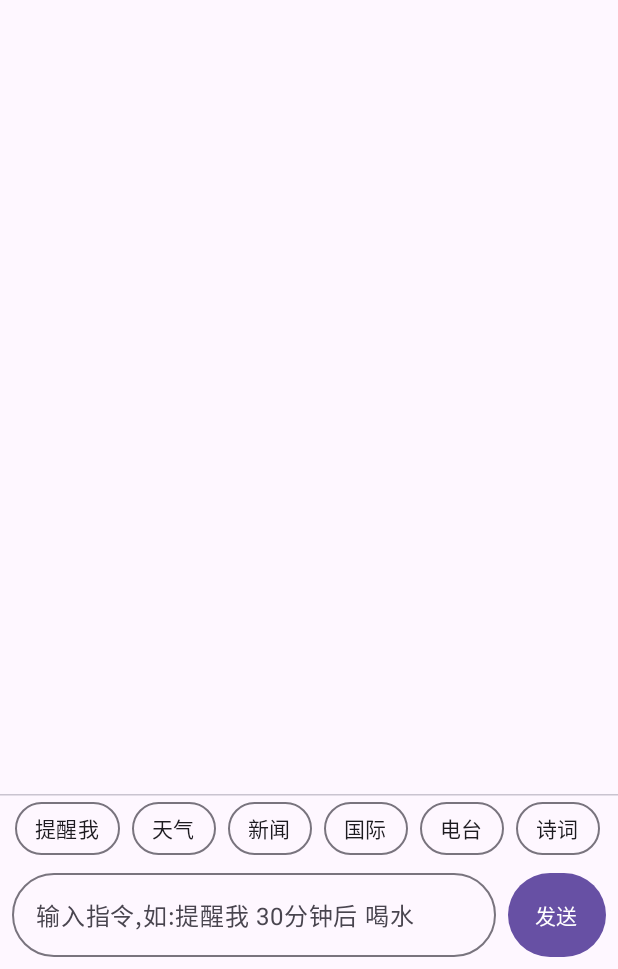
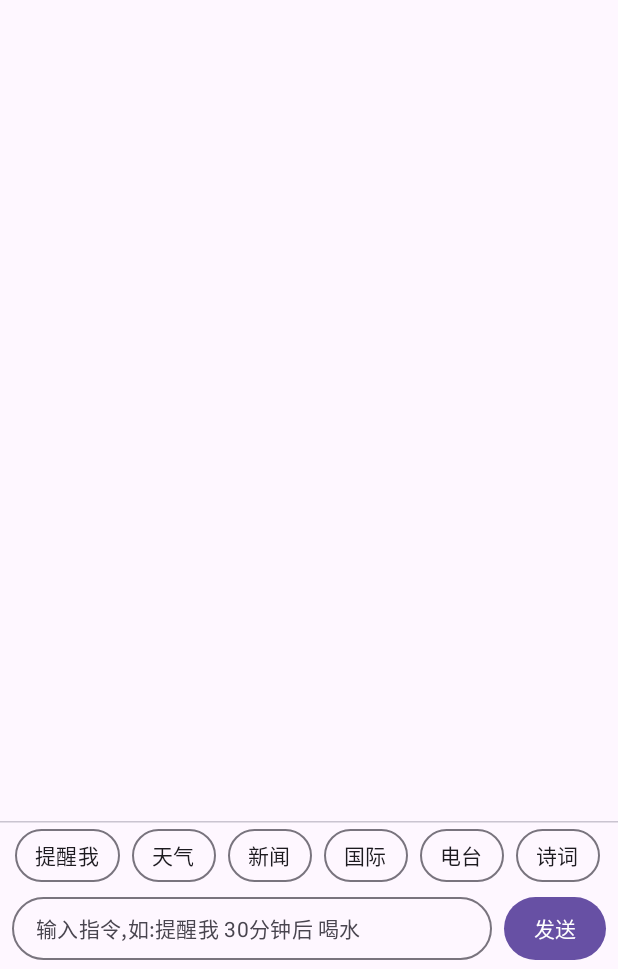
Before and after one commit to lucypanco/LPasistant, an Android app built with Jetpack Compose: the screen it shows after launch (MainActivity), on a phone screen of 412 x 824 dp, the part 267-1236 px from its top. Run offline under Robolectric (Android 15) with nearby library versions, the phone set to English and light mode, and no system bars; libraries missing offline, so code that uses them is left out: uniffi.lpasistant_core; missing, so only their content is drawn: AssistantTheme; 5 statements that could not run were skipped.

Commit message:
输入行重设计:BasicTextField描边胶囊(提示垂直居中)+发送键压扁胶囊(与快捷词条同款,42dp)
- 弃 OutlinedTextField+Button(内部min高度/触摸目标导致变形与不对齐)
- BasicTextField+decorationBox:Box CenterStart 保证提示/输入垂直居中
- 发送键 Surface+clickable+pressScale,与词条交互一致
- Placeholder 颜色 onSurfaceVariant,光标 primary

```diff
--- a/mobile/app/src/main/java/com/lenovo/lpasistant/ui/ChatScreen.kt
+++ b/mobile/app/src/main/java/com/lenovo/lpasistant/ui/ChatScreen.kt
@@ -4,11 +4,13 @@ import android.content.Context
 import android.widget.Toast
 import androidx.compose.foundation.BorderStroke
 import androidx.compose.foundation.ExperimentalFoundationApi
+import androidx.compose.foundation.border
 import androidx.compose.foundation.combinedClickable
 import androidx.compose.foundation.clickable
+import androidx.compose.foundation.text.BasicTextField
 import androidx.compose.foundation.layout.Arrangement
+import androidx.compose.foundation.layout.Box
 import androidx.compose.foundation.layout.Column
-import androidx.compose.foundation.layout.IntrinsicSize
 import androidx.compose.foundation.layout.PaddingValues
 import androidx.compose.foundation.layout.Row
 import androidx.compose.foundation.layout.Spacer
@@ -27,14 +29,12 @@ import androidx.compose.foundation.rememberScrollState
 import androidx.compose.foundation.horizontalScroll
 import androidx.compose.foundation.shape.RoundedCornerShape
 import androidx.compose.foundation.text.selection.SelectionContainer
-import androidx.compose.material3.Button
 import androidx.compose.material3.DropdownMenu
 import androidx.compose.material3.DropdownMenuItem
 import androidx.compose.material3.HorizontalDivider
 import androidx.compose.material3.Icon
 import androidx.compose.material3.IconButton
 import androidx.compose.material3.MaterialTheme
-import androidx.compose.material3.OutlinedTextField
 import androidx.compose.material3.Surface
 import androidx.compose.material3.Text
 import androidx.compose.material3.TextButton
@@ -49,6 +49,7 @@ import androidx.compose.runtime.setValue
 import androidx.compose.ui.Alignment
 import androidx.compose.ui.Modifier
 import androidx.compose.ui.graphics.Color
+import androidx.compose.ui.graphics.SolidColor
 import androidx.compose.ui.hapticfeedback.HapticFeedbackType
 import androidx.compose.ui.platform.LocalClipboardManager
 import androidx.compose.ui.platform.LocalConfiguration
@@ -330,28 +331,60 @@ fun ChatScreen(onOpenSettings: () -> Unit) {
                 }
             }
         }
-        // 输入行:IntrinsicSize 让发送键与输入框始终等高(多行输入时同步长高)
+        // 输入行:与快捷词条同款的描边胶囊(BasicTextField,提示/文字垂直居中)
+        // 发送键 = 同款压扁胶囊(压扁圆),整体高度 42dp
         Row(
             Modifier
                 .fillMaxWidth()
-                .padding(8.dp)
-                .height(IntrinsicSize.Min)
+                .padding(horizontal = 8.dp, vertical = 6.dp),
+            verticalAlignment = Alignment.CenterVertically
         ) {
-            OutlinedTextField(
+            BasicTextField(
                 value = input,
                 onValueChange = { input = it },
-                modifier = Modifier.weight(1f),
-                placeholder = { Text("输入指令,如:提醒我 30分钟后 喝水") },
-                maxLines = 4,
-                shape = RoundedCornerShape(percent = 50)
+                modifier = Modifier
+                    .weight(1f)
+                    .height(42.dp)
+                    .border(1.dp, MaterialTheme.colorScheme.outline, RoundedCornerShape(percent = 50))
+                    .padding(horizontal = 16.dp),
+                textStyle = MaterialTheme.typography.bodyMedium.copy(
+                    color = MaterialTheme.colorScheme.onSurface
+                ),
+                cursorBrush = SolidColor(MaterialTheme.colorScheme.primary),
+                singleLine = true,
+                decorationBox = { inner ->
+                    Box(Modifier.fillMaxHeight(), contentAlignment = Alignment.CenterStart) {
+                        if (input.isEmpty()) {
+                            Text(
+                                "输入指令,如:提醒我 30分钟后 喝水",
+                                style = MaterialTheme.typography.bodyMedium,
+                                color = MaterialTheme.colorScheme.onSurfaceVariant,
+                                maxLines = 1
+                            )
+                        }
+                        inner()
+                    }
+                }
             )
             Spacer(Modifier.width(8.dp))
-            Button(
-                onClick = { send(input) },
-                modifier = Modifier.fillMaxHeight(),
+            val sendPress = rememberPress()
+            Surface(
                 shape = RoundedCornerShape(percent = 50),
-                contentPadding = PaddingValues(horizontal = 18.dp, vertical = 8.dp)
-            ) { Text("发送") }
+                color = MaterialTheme.colorScheme.primary,
+                modifier = Modifier
+                    .height(42.dp)
+                    .pressScale(sendPress)
+                    .clickable(interactionSource = sendPress, indication = null) { send(input) }
+            ) {
+                Box(
+                    Modifier
+                        .fillMaxHeight()
+                        .padding(horizontal = 20.dp),
+                    contentAlignment = Alignment.Center
+                ) {
+                    Text("发送", color = MaterialTheme.colorScheme.onPrimary)
+                }
+            }
         }
     }
 
```
Also changed, not shown: 8 other files.
